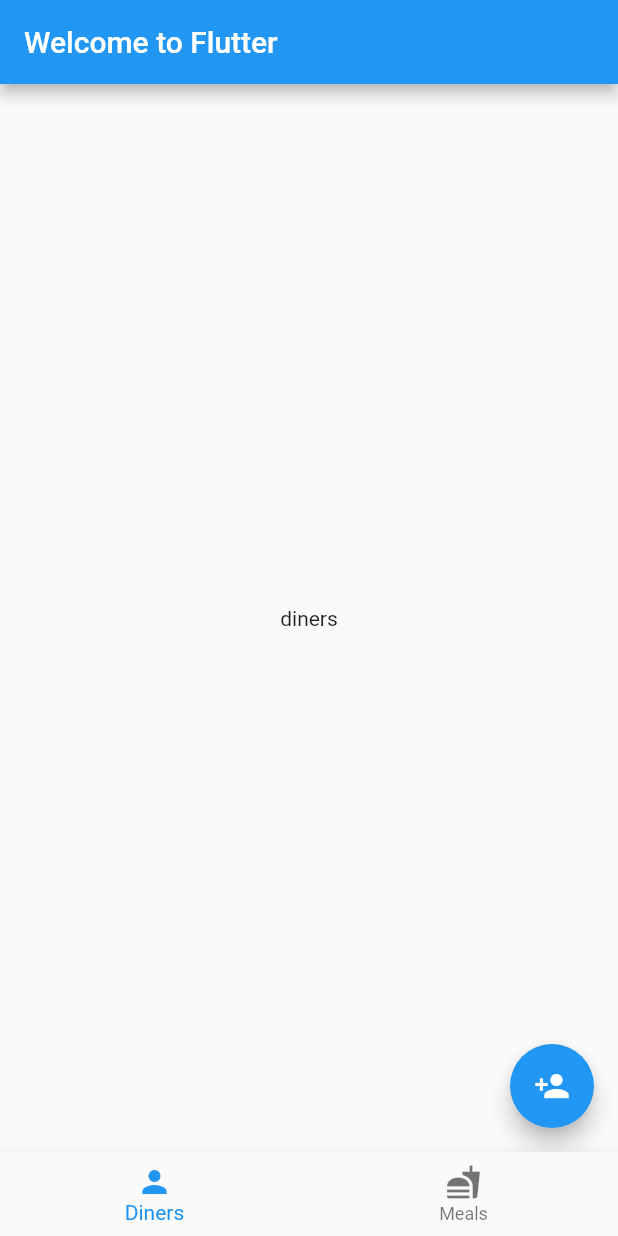
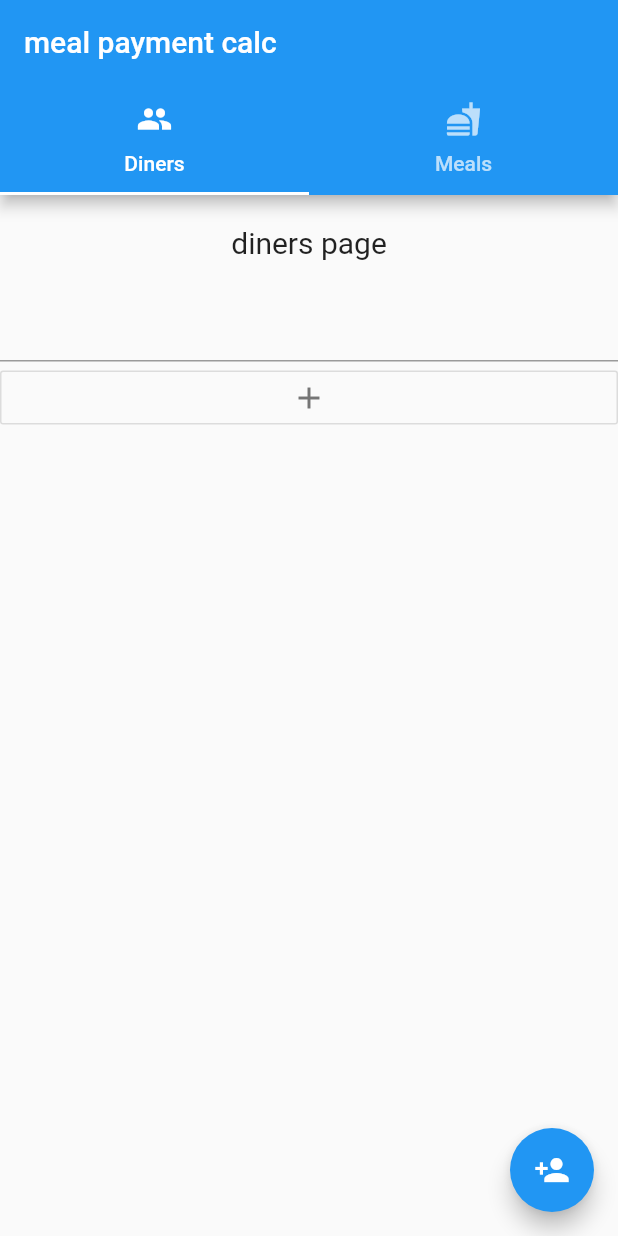
Before and after one commit to ShalevNehorai/mealPaymantCulculator, a Flutter app: the screen it shows after launch, on a phone screen of 412 x 824 dp. Run offline on Flutter 3.47's test engine with Material 2 defaults, Android fonts, the phone set to English and light mode, and no system bars; our stand-ins replace fluttertoast.

Commit message:
change to tab navogation and make the diners page

```diff
--- a/lib/main.dart
+++ b/lib/main.dart
@@ -1,9 +1,13 @@
 import 'package:flutter/material.dart';
+import 'package:fluttertoast/fluttertoast.dart';
 import 'package:meal_payment_culculator/person.dart';
+import 'package:meal_payment_culculator/tabTest.dart';
 
 import 'meal.dart';
 
 void main() => runApp(Home());
+
+final String appName = "meal payment calc";
 
 class Home extends StatefulWidget{
   @override
@@ -12,42 +16,119 @@ class Home extends StatefulWidget{
 
 class AppState extends State<Home>{
 
-  int _currentIndex = 0;
+  final tECDinerName = TextEditingController();
 
-  final _tabs = [//the pages
-    Scaffold(body: Center(child: Text('diners'),),floatingActionButton: FloatingActionButton(child: Icon(Icons.person_add),),),
-    Scaffold(body: Center(child: Text('miles'),),floatingActionButton: FloatingActionButton(child: Icon(Icons.fastfood),),),
-  ];
+  final _diners = <Person>[];
+
+  Widget getDinersPage(BuildContext context){//diners page
+    return Scaffold(
+      body: Column(
+        crossAxisAlignment: CrossAxisAlignment.stretch,
+        children: <Widget>[
+          Container(
+            alignment: Alignment.topCenter,
+            margin: EdgeInsets.symmetric(vertical: 20, horizontal: 0),
+            child: Text(
+              'diners page',
+              textAlign: TextAlign.center,
+              style: TextStyle(
+                fontSize: 20,
+              ),
+            ),
+          ),
+          TextField(
+            controller: tECDinerName,
+          ),
+          OutlineButton(
+            splashColor: Colors.cyan,
+            child: Icon(
+              Icons.add,
+              color: Colors.grey[600],
+            ),
+            onPressed: () {
+              String name = tECDinerName.text;
+              if (name.isNotEmpty) {
+                setState(() {
+                  _diners.add(new Person(name));
+                  tECDinerName.clear();
+                });
+                for (var per in _diners) {
+                  print('in list ' + per.name);
+                }
+              }
+              else{
+                Fluttertoast.showToast(
+                  msg: 'the name is empty',
+                  fontSize: 25.0,
+                );
+              }
+            },
+          ),
+        ]
+      ),
+      floatingActionButton: FloatingActionButton(
+        child: Icon(Icons.person_add),
+        onPressed: () {
+          print('person');
+        },
+      ),
+    );
+  }
+
+  Widget getDinersList(){
+    return _diners.isEmpty? Card() : ListView.builder(
+      itemCount: _diners.length,
+      itemBuilder: (context, i){
+        print('got here');
+        return ListTile(
+          title: Text(_diners[i].name),
+        );
+      }
+    );
+  }
+
+  Widget getMealsPage(BuildContext context){//meals page
+    return Scaffold(
+      body: Center(child: Text('meals page'),),
+      floatingActionButton: FloatingActionButton(
+        child: Icon(Icons.fastfood),
+        onPressed: () {
+          print('food');
+        },
+      ),
+    );
+  }
 
   @override
   Widget build(BuildContext context) {
     return MaterialApp(
-      title: 'Welcome to Flutter',
-      home: Scaffold(
-        appBar: AppBar(
-          title: Text('Welcome to Flutter'),
-        ),
-        body: _tabs[_currentIndex],
-        bottomNavigationBar: BottomNavigationBar(
-          currentIndex: _currentIndex,
-          type: BottomNavigationBarType.fixed,
-          items: [
-            BottomNavigationBarItem(
-              icon: Icon(Icons.person),
-              title: Text('Diners'),
+      title: appName,
+      home: DefaultTabController(
+        length: 2,
+        child: Scaffold(
+          appBar: AppBar(
+            title: Text(appName),
+            bottom: TabBar(
+              tabs: [
+                Tab(text: 'Diners', icon: Icon(Icons.people),),
+                Tab(text: 'Meals', icon: Icon(Icons.fastfood),),
+              ],
             ),
-            BottomNavigationBarItem(
-              icon: Icon(Icons.fastfood),
-              title: Text('Meals'),
-            ),
-          ],
-          onTap: (index){
-            setState(() {
-              _currentIndex = index;
-            });
-          },
+          ),
+          body: TabBarView(
+            children: [
+              getDinersPage(context),
+              getMealsPage(context),
+            ],
+          ),
         ),
       ),
     );
   }
+
+  @override
+  void dispose() {
+    tECDinerName.dispose();
+    super.dispose();
+  }
 }
--- a/pubspec.yaml
+++ b/pubspec.yaml
@@ -23,6 +23,7 @@ dependencies:
   # The following adds the Cupertino Icons font to your application.
   # Use with the CupertinoIcons class for iOS style icons.
   cupertino_icons: ^0.1.2
+  fluttertoast: ^3.1.3
 
 dev_dependencies:
   flutter_test:
```
Also changed, not shown: pubspec.lock, 2 other files.
